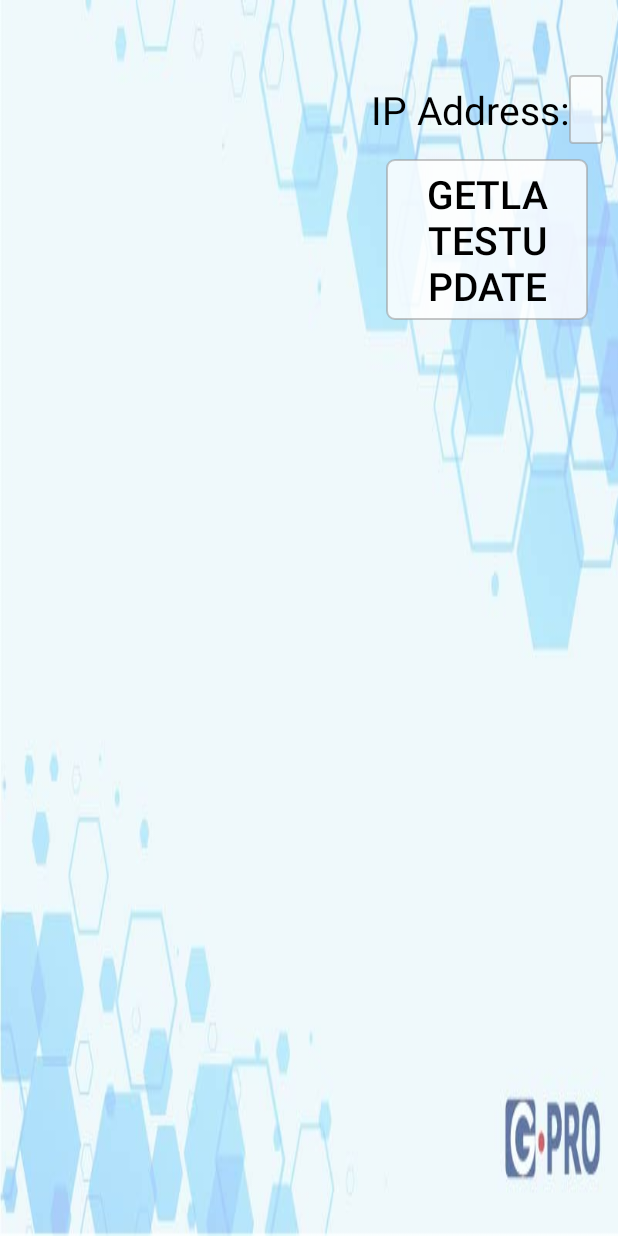
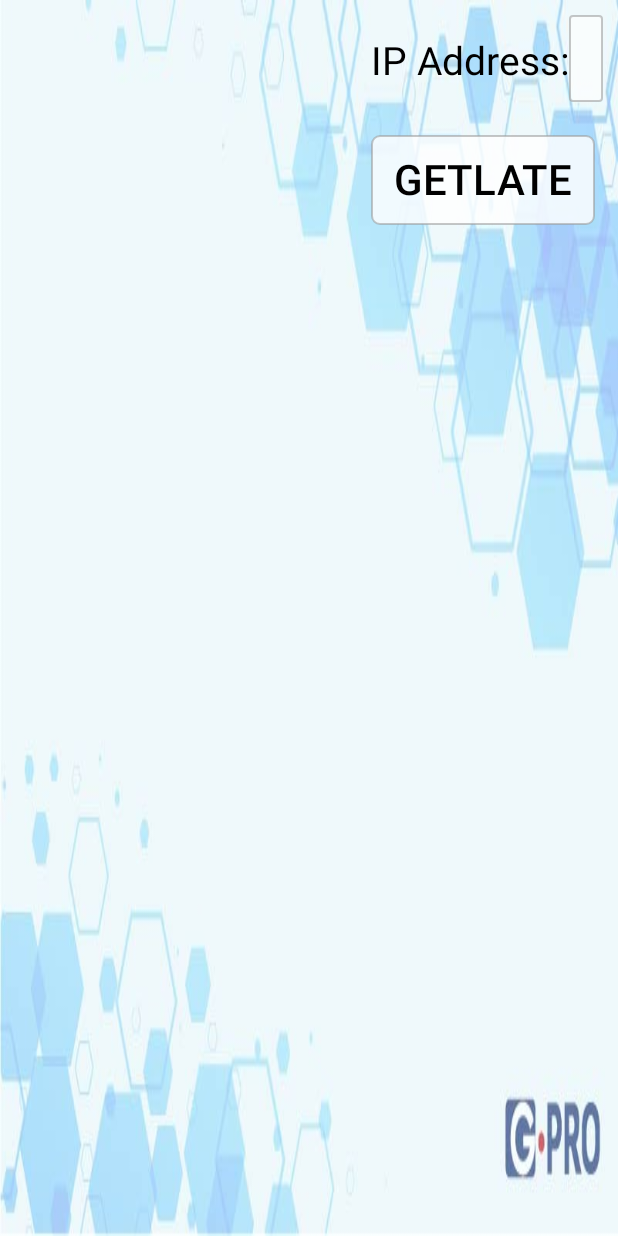
Before and after one commit to liangfeng2001/desttop, an Android app: the layout activity_update.xml on its own in the app's theme, with its tools: preview values and no code run, on a phone screen of 412 x 824 dp. Run offline under Robolectric (Android 15) with nearby library versions, the phone set to English and light mode, and no system bars; network calls fail.

Commit message:
修改样式
Signed-off-by: xlw <01221116@163.com>

```diff
--- a/app/build.gradle
+++ b/app/build.gradle
@@ -7,8 +7,8 @@ android {
         applicationId "com.gprotechnologies.gprodesktop"
         minSdkVersion 19
         targetSdkVersion 29
-        versionCode 25
-        versionName "2.3"
+        versionCode 26
+        versionName "2.4"
         testInstrumentationRunner "androidx.test.runner.AndroidJUnitRunner"
     }
     buildTypes {
--- a/app/src/main/java/com/gprotechnologies/gprodesktop/activity/MainActivity.java
+++ b/app/src/main/java/com/gprotechnologies/gprodesktop/activity/MainActivity.java
@@ -128,6 +128,8 @@ public class MainActivity extends Activity implements AppRecycleViewAdapter.OnIt
         adapter.setOnItemClickListener(this);
     }
 
+
+
     /**
      * 图标点击
      * @param appInfo
@@ -163,6 +165,8 @@ public class MainActivity extends Activity implements AppRecycleViewAdapter.OnIt
             }
         AppUtils.launchApp(MainActivity.this, currentApp);
     }
+
+
 
     /**
      * 初始化密码输入框
--- a/app/src/main/res/layout/activity_update.xml
+++ b/app/src/main/res/layout/activity_update.xml
@@ -17,7 +17,7 @@
     <LinearLayout
         android:layout_width="match_parent"
         android:layout_height="wrap_content"
-        android:layout_marginTop="50dp"
+        android:layout_marginTop="10dp"
         android:layout_weight="3"
         android:layout_marginRight="10dp"
         android:gravity="right"
@@ -25,7 +25,7 @@
 
         <LinearLayout
             android:layout_width="match_parent"
-            android:layout_height="wrap_content"
+            android:layout_height="60dp"
             android:orientation="horizontal">
 
             <TextView
@@ -36,27 +36,26 @@
 
             <EditText
                 android:id="@+id/et_remoteIp"
-                android:padding="5dp"
+                android:padding="10dp"
                 android:background="@drawable/shape_et_ip_address"
+                android:layout_height="wrap_content"
                 android:layout_width="0dp"
-                android:layout_height="wrap_content"
                 android:layout_weight="1"
-                android:textSize="26sp" />
+                android:textSize="28sp" />
         </LinearLayout>
 
 
         <Button
             android:id="@+id/btn_get_remote_file"
             android:layout_width="wrap_content"
-            android:paddingLeft="20dp"
-            android:paddingRight="20dp"
-            android:paddingTop="5dp"
-            android:paddingBottom="5dp"
-            android:layout_height="wrap_content"
-            android:layout_margin="10dp"
+            android:layout_height="60dp"
+            android:gravity="center"
+            android:padding="10dp"
             android:background="@drawable/shape_btn_get_file"
+            android:layout_marginTop="20dp"
+            android:layout_marginRight="5dp"
             android:text="@string/getremotefile"
-            android:textSize="26sp" />
+            android:textSize="28sp" />
 
     </LinearLayout>
 
```
